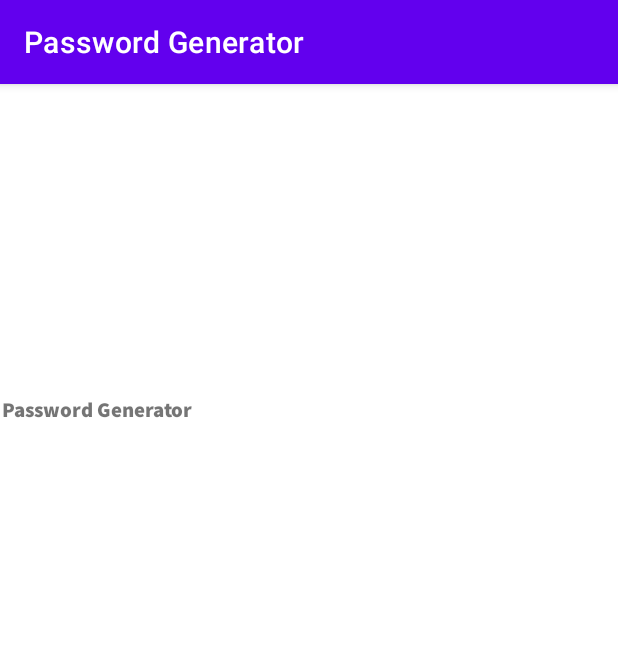
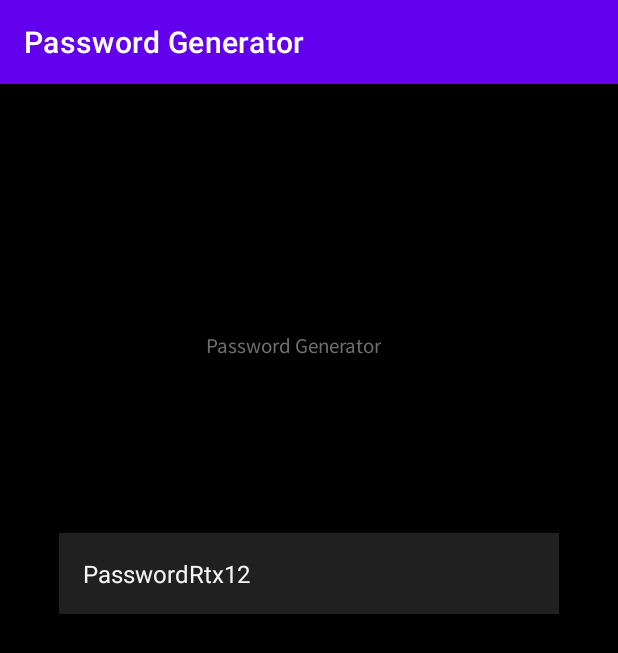
Before and after one commit to Ash-2k3/Password-generator-AndroidApp, an Android app: the screen it shows after launch (MainActivity), on a phone screen of 412 x 824 dp. Shown: the top 653 px of the screen. Run offline under Robolectric (Android 15) with nearby library versions, the phone set to English and light mode, and no system bars.

Commit message:
background and base done

```diff
--- a/app/src/main/res/layout/activity_main.xml
+++ b/app/src/main/res/layout/activity_main.xml
@@ -4,25 +4,61 @@
     xmlns:tools="http://schemas.android.com/tools"
     android:layout_width="match_parent"
     android:layout_height="match_parent"
-    tools:context=".MainActivity">
+    tools:context=".MainActivity"
+    android:background="@color/black">
 
 
+    <androidx.constraintlayout.widget.ConstraintLayout
+        android:id="@+id/constraintLayout"
+        android:layout_width="333dp"
+        android:layout_height="400dp"
 
-    <LinearLayout
-        android:layout_width="409dp"
-        android:layout_height="354dp"
-        android:orientation="vertical"
         app:layout_constraintBottom_toBottomOf="parent"
         app:layout_constraintEnd_toEndOf="parent"
         app:layout_constraintStart_toStartOf="parent"
         app:layout_constraintTop_toTopOf="parent">
-<TextView
-    android:layout_width="match_parent"
-    android:layout_height="wrap_content"
-    android:text="Password Generator"
-    android:fontFamily="@font/sourcesanspro_black"/>
 
+        <TextView
+            android:id="@+id/generated_password"
+            android:layout_width="match_parent"
+            android:layout_height="wrap_content"
+            android:background="@color/container_bg_color"
+            android:padding="16dp"
+            android:text="PasswordRtx12"
+            android:textColor="@color/white_smoke"
+            android:textSize="16sp"
+            app:layout_constraintBottom_toTopOf="@+id/linearLayout"
+            app:layout_constraintEnd_toEndOf="parent"
+            app:layout_constraintHorizontal_bias="0.5"
+            app:layout_constraintStart_toStartOf="parent"
+            app:layout_constraintTop_toTopOf="parent" />
 
-    </LinearLayout>
+        <LinearLayout
+            android:id="@+id/linearLayout"
+            android:layout_width="331dp"
+            android:layout_height="wrap_content"
+            android:orientation="vertical"
+            app:layout_constraintBottom_toBottomOf="parent"
+            app:layout_constraintEnd_toEndOf="parent"
 
+            app:layout_constraintHorizontal_bias="0.5"
+            app:layout_constraintStart_toStartOf="parent"
+            app:layout_constraintTop_toBottomOf="@+id/generated_password"
+         >
+
+        </LinearLayout>
+    </androidx.constraintlayout.widget.ConstraintLayout>
+
+    <TextView
+        android:fontFamily="@font/sourcesanspro_regular"
+        android:layout_width="wrap_content"
+        android:layout_height="wrap_content"
+        android:text="Password Generator"
+        android:textColor="@color/h2_color"
+        app:layout_constraintBottom_toTopOf="@+id/constraintLayout"
+        app:layout_constraintEnd_toEndOf="parent"
+        app:layout_constraintHorizontal_bias="0.466"
+        app:layout_constraintStart_toStartOf="parent"
+
+        app:layout_constraintVertical_bias="0.979" />
 </androidx.constraintlayout.widget.ConstraintLayout>
--- a/app/src/main/res/values/colors.xml
+++ b/app/src/main/res/values/colors.xml
@@ -7,4 +7,7 @@
     <color name="teal_700">#FF018786</color>
     <color name="black">#FF000000</color>
     <color name="white">#FFFFFFFF</color>
+    <color name="white_smoke">#f5f5f5</color>
+    <color name="container_bg_color">#202020</color>
+    <color name="h2_color">#707070</color>
 </resources>
```
